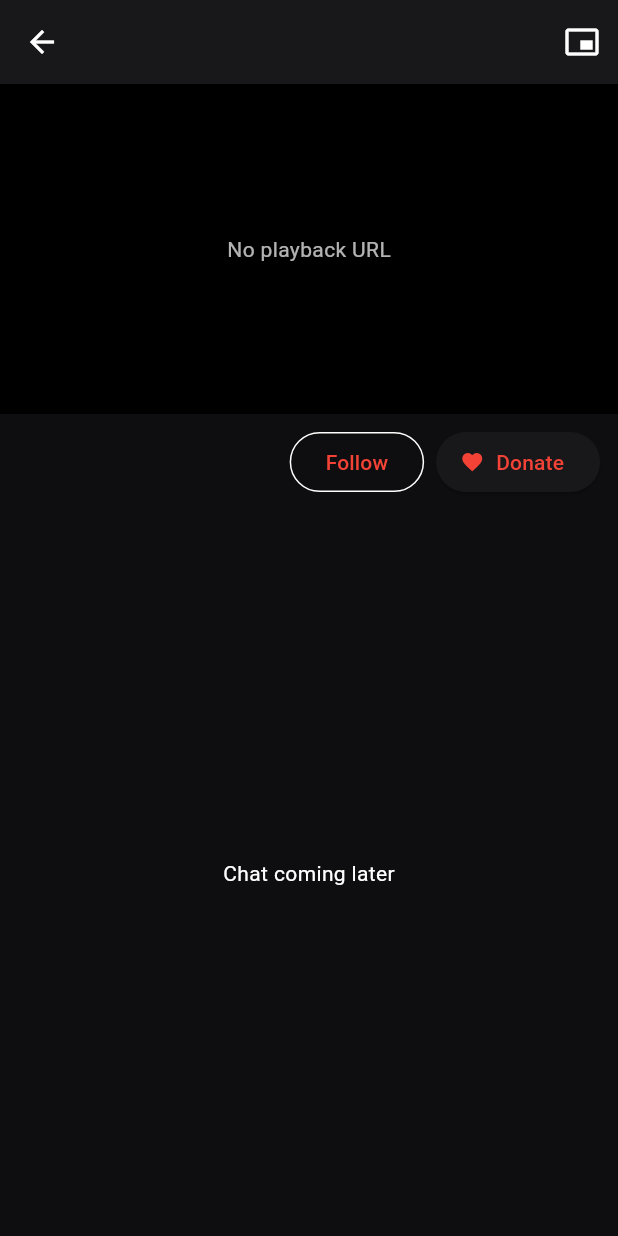
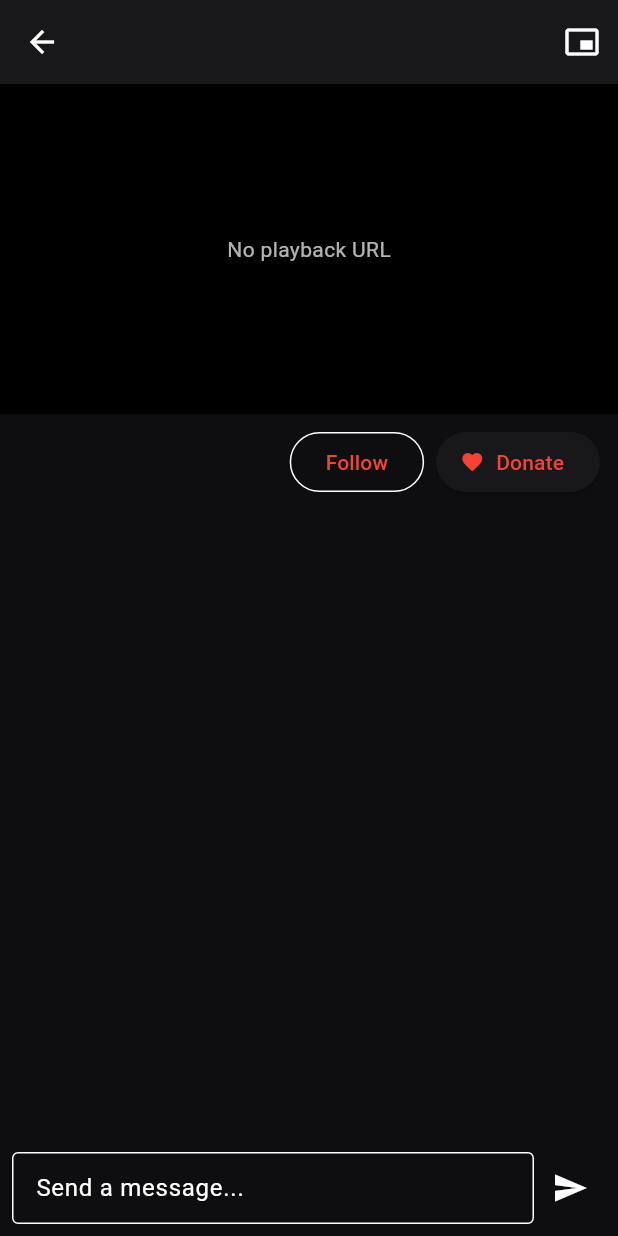
Before and after one commit to clapp88/Streamred-Android, a Flutter app: the StreamScreen screen opened directly with empty values, on a phone screen of 412 x 824 dp. Run offline on Flutter 3.47's test engine with Material 3 defaults, Android fonts, the phone set to English and light mode, and no system bars; our stand-ins replace cached_network_image, chewie, shared_preferences, video_player; missing offline and left inert: signalr_netcore; accounts and stored records are empty; network calls fail.

Commit message:
Apply v18: live chat service, shorts viewer and stream screen updates

```diff
--- a/lib/screens/home_screen.dart
+++ b/lib/screens/home_screen.dart
@@ -60,7 +60,10 @@ class _HomeScreenState extends State<HomeScreen> {
     final scheduled = streams.where((s) => s['isLive'] != true).toList();
 
     return Scaffold(
-      appBar: AppBar(title: const Text('StreamRed')),
+      appBar: AppBar(
+        title: Image.asset('assets/logo.jpg', height: 36),
+        centerTitle: false,
+      ),
       body: loading
           ? const Center(child: CircularProgressIndicator())
           : RefreshIndicator(
--- a/lib/screens/stream_screen.dart
+++ b/lib/screens/stream_screen.dart
@@ -5,6 +5,7 @@ import 'package:provider/provider.dart';
 import 'package:video_player/video_player.dart';
 import 'package:chewie/chewie.dart';
 import '../services/api_service.dart';
+import '../services/chat_service.dart';
 
 class MiniPlayer {
   static const platform = MethodChannel('com.streamred.app/pip');
@@ -56,15 +57,33 @@ class StreamScreen extends StatefulWidget {
 
 class _StreamScreenState extends State<StreamScreen> with WidgetsBindingObserver {
   bool inPip = false;
+  final chatCtrl = TextEditingController();
+  late ChatService chatService;
 
   @override
   void initState() {
     super.initState();
     WidgetsBinding.instance.addObserver(this);
+    chatService = ChatService();
     final url = widget.data['hlsUrl'] ?? widget.data['videoUrl'] ?? widget.data['url'];
     if (url != null && url.toString().isNotEmpty && url.toString() != 'null') {
       MiniPlayer.start(widget.nanoId, widget.data, url.toString());
     }
+    _startChat();
+  }
+
+  Future<void> _startChat() async {
+    final api = context.read<ApiService>();
+    if (api.isLoggedIn && api.token != null) {
+      await chatService.connect(api.token!, widget.nanoId);
+    }
+  }
+
+  Future<void> sendMessage() async {
+    final text = chatCtrl.text.trim();
+    if (text.isEmpty) return;
+    await chatService.send(widget.nanoId, text);
+    chatCtrl.clear();
   }
 
   @override
@@ -80,6 +99,8 @@ class _StreamScreenState extends State<StreamScreen> with WidgetsBindingObserver
   @override
   void dispose() {
     WidgetsBinding.instance.removeObserver(this);
+    chatService.disconnect();
+    chatCtrl.dispose();
     super.dispose();
   }
 
@@ -89,7 +110,9 @@ class _StreamScreenState extends State<StreamScreen> with WidgetsBindingObserver
     final channel = widget.data['channelName'] ?? widget.data['username'] ?? '';
     final following = api.isFollowing(channel);
 
-    return Scaffold(
+    return ChangeNotifierProvider.value(
+      value: chatService,
+      child: Scaffold(
         appBar: inPip
             ? null
             : AppBar(
@@ -101,41 +124,73 @@ class _StreamScreenState extends State<StreamScreen> with WidgetsBindingObserver
                       MiniPlayer.enterPip();
                       setState(() => inPip = true);
                     },
-                  tooltip: 'Picture in Picture',
                   ),
                 ],
               ),
         body: inPip
-          ? (MiniPlayer.chewie != null
-              ? Chewie(controller: MiniPlayer.chewie!)
-              : const Center(child: Text('No video')))
+            ? (MiniPlayer.chewie != null ? Chewie(controller: MiniPlayer.chewie!) : const Center(child: Text('No video')))
             : Column(
                 children: [
                   if (MiniPlayer.chewie != null)
                     AspectRatio(aspectRatio: 16 / 9, child: Chewie(controller: MiniPlayer.chewie!))
                   else
-                  Container(
-                    height: 220,
-                    color: Colors.black,
-                    alignment: Alignment.center,
-                    child: const Text('No playback URL', style: TextStyle(color: Colors.white70)),
-                  ),
+                    Container(height: 220, color: Colors.black, alignment: Alignment.center, child: const Text('No playback URL', style: TextStyle(color: Colors.white70))),
                   Padding(
                     padding: const EdgeInsets.symmetric(horizontal: 12, vertical: 8),
                     child: Row(
                       children: [
                         Expanded(child: Text(channel, style: const TextStyle(fontSize: 16, fontWeight: FontWeight.w500))),
-                      OutlinedButton(
-                        onPressed: () => api.toggleFollow(channel),
-                        child: Text(following ? 'Following' : 'Follow'),
-                      ),
+                        OutlinedButton(onPressed: () => api.toggleFollow(channel), child: Text(following ? 'Following' : 'Follow')),
                         const SizedBox(width: 8),
                         ElevatedButton.icon(onPressed: () {}, icon: const Icon(Icons.favorite, size: 16), label: const Text('Donate')),
                       ],
                     ),
                   ),
-                const Expanded(child: Center(child: Text('Chat coming later'))),
+                  Consumer<ChatService>(
+                    builder: (context, chat, _) {
+                      if (chat.ticker.isNotEmpty) {
+                        return Container(
+                          width: double.infinity,
+                          color: Colors.purple.withOpacity(0.2),
+                          padding: const EdgeInsets.symmetric(horizontal: 12, vertical: 6),
+                          child: Text(chat.ticker, style: const TextStyle(fontSize: 13)),
+                        );
+                      }
+                      return const SizedBox.shrink();
+                    },
+                  ),
+                  Expanded(
+                    child: Consumer<ChatService>(
+                      builder: (context, chat, _) {
+                        if (!chat.connected && chat.error != null) {
+                          return Center(child: Text('Chat error: ${chat.error}', style: const TextStyle(color: Colors.red)));
+                        }
+                        return ListView.builder(
+                          reverse: true,
+                          itemCount: chat.messages.length,
+                          itemBuilder: (_, i) {
+                            final m = chat.messages[chat.messages.length - 1 - i];
+                            return ListTile(
+                              dense: true,
+                              title: Text(m['username'] ?? '', style: TextStyle(fontWeight: FontWeight.bold, fontSize: 13, color: m['isBroadcaster'] == true ? Colors.red : null)),
+                              subtitle: Text(m['content'] ?? ''),
+                            );
+                          },
+                        );
+                      },
+                    ),
+                  ),
+                  Padding(
+                    padding: const EdgeInsets.all(8),
+                    child: Row(
+                      children: [
+                        Expanded(child: TextField(controller: chatCtrl, decoration: const InputDecoration(hintText: 'Send a message...', border: OutlineInputBorder(), isDense: true))),
+                        IconButton(icon: const Icon(Icons.send), onPressed: sendMessage),
                       ],
+                    ),
+                  ),
+                ],
+              ),
       ),
     );
   }
--- a/lib/services/api_service.dart
+++ b/lib/services/api_service.dart
@@ -10,6 +10,7 @@ class ApiService extends ChangeNotifier {
   final Set<String> followed = {};
 
   bool get isLoggedIn => _token != null && _token!.isNotEmpty;
+  String? get token => _token;
 
   Future<void> loadToken() async {
     final prefs = await SharedPreferences.getInstance();
--- a/pubspec.yaml
+++ b/pubspec.yaml
@@ -1,7 +1,7 @@
 name: streamred_android
 description: 88 Streams mobile app
 publish_to: 'none'
-version: 1.15.0+6
+version: 1.18.0+7
 
 environment:
   sdk: '>=3.0.0 <4.0.0'
@@ -15,6 +15,7 @@ dependencies:
   provider: ^6.1.0
   shared_preferences: ^2.2.0
   cached_network_image: ^3.3.0
+  signalr_netcore: ^1.3.5
 
 dev_dependencies:
   flutter_test:
```
Also changed, not shown: lib/screens/shorts_viewer.dart (+41 -15 lines), lib/services/chat_service.dart (added, +92 -0 lines), pubspec.lock, 1 other file. Lines whose indentation alone changed are shown as unchanged.
